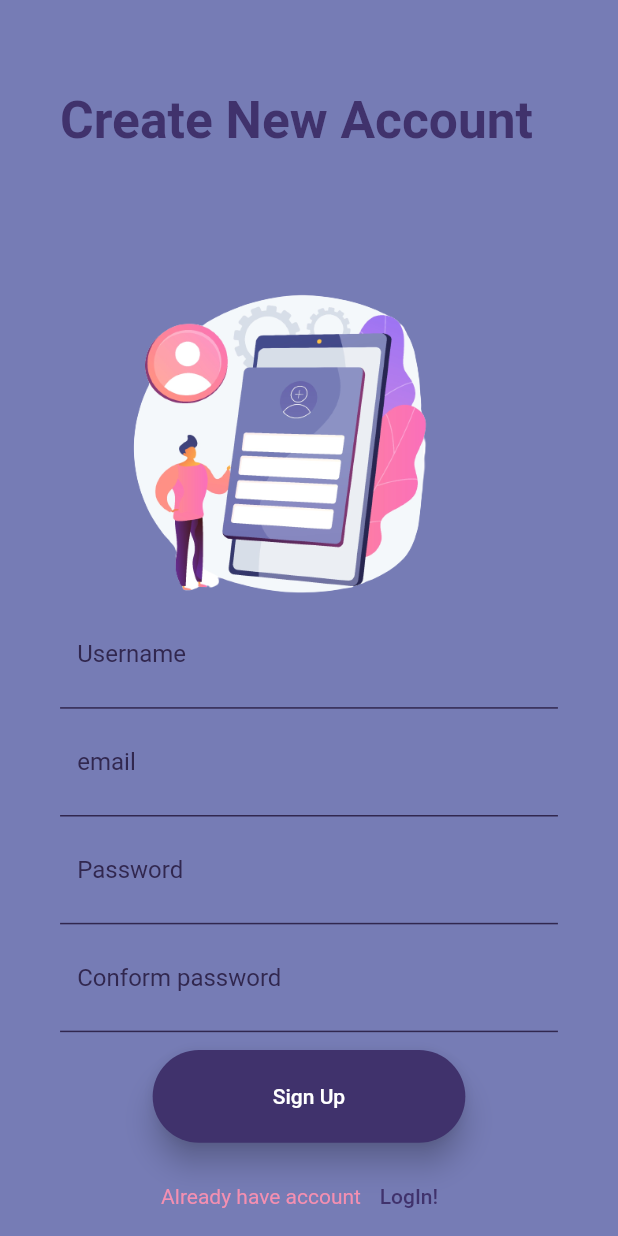
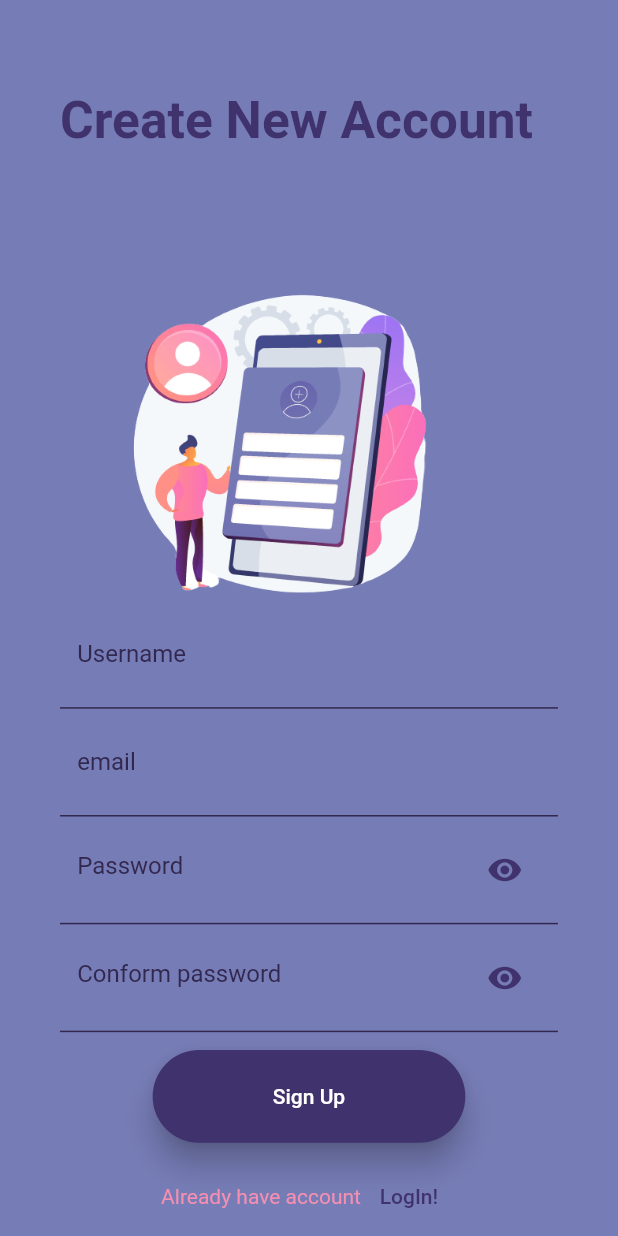
Before and after one commit to MustafaEwida/ChatApp, a Flutter app: the screen it shows after launch, after a tap on "LogIn", after a tap on "Create Now", on a phone screen of 412 x 824 dp. Run offline on Flutter 3.47's test engine with Material 2 defaults, Android fonts, the light colour scheme and no system bars; our stand-ins replace dio, firebase_core, firebase_messaging, firebase_storage, flutter_local_notifications, flutter_native_splash and 6 more; accounts and stored records are empty; network calls fail.

Commit message:
new change

```diff
--- a/lib/helpers/Auth.dart
+++ b/lib/helpers/Auth.dart
@@ -1,7 +1,7 @@
 import 'dart:async';
-import 'dart:convert';
+
 import 'dart:io';
-import 'dart:math';
+
 
 import 'package:dio/dio.dart';
 import 'package:howru/helpers/apihelper.dart';
--- a/lib/providers/LogInProvider.dart
+++ b/lib/providers/LogInProvider.dart
@@ -2,6 +2,19 @@ import 'package:flutter/cupertino.dart';
 
 class LogIn_Provider extends ChangeNotifier {
   bool isLog = false;
+  bool Isvisible = true;
+ bool Isvisible2 = true;
+showPassword(){
+Isvisible = !Isvisible;
+notifyListeners();
+
+}
+showConformedPassword(){
+Isvisible2 = !Isvisible2;
+notifyListeners();
+
+}
+
 
 ChangeIsLog(){
 isLog = !isLog;
--- /dev/null
+++ b/lib/test.dart
@@ -0,0 +1,6 @@
+class Test {
+   void main(List<String> args) {
+   print("helloword");
+  }
+
+}
--- a/lib/widgets/SignForm.dart
+++ b/lib/widgets/SignForm.dart
@@ -232,7 +232,9 @@ showDialog(
                               ),
                         ),
                       ),
-                      child: TextFormField(
+                      child: Consumer<LogIn_Provider>(builder: ((context, value, child) {
+                     return   TextFormField(
+                      obscureText: value.Isvisible,
                         controller: passcontrol,
                         validator: (val) {
                           if (val!.isEmpty) {
@@ -244,11 +246,16 @@ showDialog(
                           return null;
                         },
                         decoration: InputDecoration(
+                           suffixIcon: IconButton(onPressed: (){
+                                  value.showPassword();
+
+                          }, icon: Icon(Icons.remove_red_eye,color: Theme.of(context).accentColor,)),
                             border: InputBorder.none,
                             hintText: "Password",
                             hintStyle: TextStyle(
                                 color: Color.fromRGBO(49, 39, 79, 1))),
-                      ),
+                      );
+                      })),
                     ),
                     Container(
                       margin: EdgeInsets.only(
@@ -262,7 +269,9 @@ showDialog(
                           ),
                         ),
                       ),
-                      child: TextFormField(
+                      child: Consumer<LogIn_Provider>(builder: ((context, value, child) {
+                        return TextFormField(
+                          obscureText: value.Isvisible2,
                         onSaved: (newValue) {
                           userMdoel.password = newValue;
                         },
@@ -277,12 +286,17 @@ showDialog(
                           return null;
                         },
                         decoration: InputDecoration(
+                           suffixIcon: IconButton(onPressed: (){
+                                  value.showConformedPassword();
+
+                          }, icon: Icon(Icons.remove_red_eye,color: Theme.of(context).accentColor,)),
                           border: InputBorder.none,
                           hintText: "Conform password",
                           hintStyle:
                               TextStyle(color: Color.fromRGBO(49, 39, 79, 1)),
                         ),
-                      ),
+                      );
+                      })),
                     ),
                     SizedBox(
                       height: 10.0.h,
--- a/lib/widgets/contect_widget.dart
+++ b/lib/widgets/contect_widget.dart
@@ -97,7 +97,7 @@ final value = await Provider.of<Api_provider>(context,listen: false).lastmsg(wid
 
           children: [
 
-         Expanded(child:    Text(msg)),
+         Expanded(child:    Text(msg,style: TextStyle(fontSize: 10.sp),)),
         if(data!=null)  Text(dateTime!=null?  DateFormat.Hm().format( dateTime!):""),
         if(data!=null) SizedBox(width: 5.w,),
           if(data!=null)  Text(dateTime!=null?  DateFormat.yMMMd().format(dateTime!):"")
--- a/lib/widgets/logForm.dart
+++ b/lib/widgets/logForm.dart
@@ -192,7 +192,7 @@ showDialog(
                   Container(
                     margin: EdgeInsets.only(
                         bottom:
-                            keyboardHeight > 0 ? keyboardHeight - 150.h : 0),
+                            keyboardHeight > 0 ? keyboardHeight - (keyboardHeight*.80) : 0),
                     padding: EdgeInsets.all(10.sp),
                     decoration: const BoxDecoration(
                       border: Border(
@@ -201,7 +201,8 @@ showDialog(
                             ),
                       ),
                     ),
-                    child: TextFormField(
+                    child: Consumer<LogIn_Provider>(builder: ((context, provider, child) {
+                      return TextFormField(
                       onSaved: ((newValue) {
                         info[1] = newValue!;
                       }),
@@ -212,12 +213,18 @@ showDialog(
 
                         return null;
                       },
-                      decoration: const InputDecoration(
+                      obscureText: provider.Isvisible ,
+                      decoration:  InputDecoration(
+                         suffixIcon: IconButton(onPressed: (){
+                                  provider.showPassword();
+
+                          }, icon: Icon(Icons.remove_red_eye,color: Theme.of(context).accentColor,)),
                           border: InputBorder.none,
                           hintText: "Password",
                           hintStyle:
-                              TextStyle(color: Color.fromRGBO(49, 39, 79, 1))),
-                    ),
+                            const  TextStyle(color: Color.fromRGBO(49, 39, 79, 1))),
+                    );
+                    })),
                   ),
                   SizedBox(
                     height: 40.0.h,
--- a/lib/widgets/maindrewer.dart
+++ b/lib/widgets/maindrewer.dart
@@ -73,7 +73,7 @@ children: [
                     crossAxisAlignment: CrossAxisAlignment.start,
                     children: [
                      Text(user!.name!,style: TextStyle(color: Colors.white),),
-                  FittedBox(child: Text(user!.email!,style: TextStyle(color: Colors.white)),) ,
+                  FittedBox(child: Text(user!.email!,style: TextStyle(color: Colors.white,fontSize: 10.sp)),) ,
                     ],
                   ),
                 )
```
Also changed, not shown: lib/helpers/apihelper.dart (+3 -4 lines), lib/widgets/ContectsList.dart (+15 -3 lines), 1 other file.
